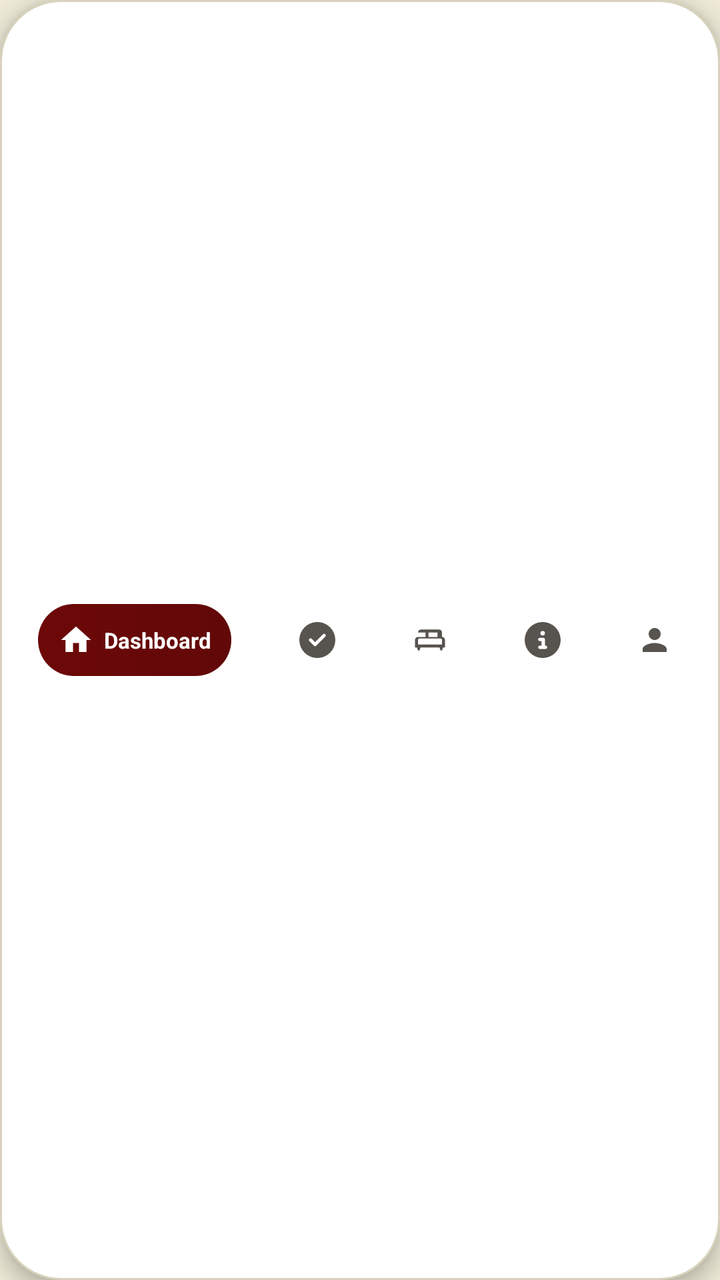
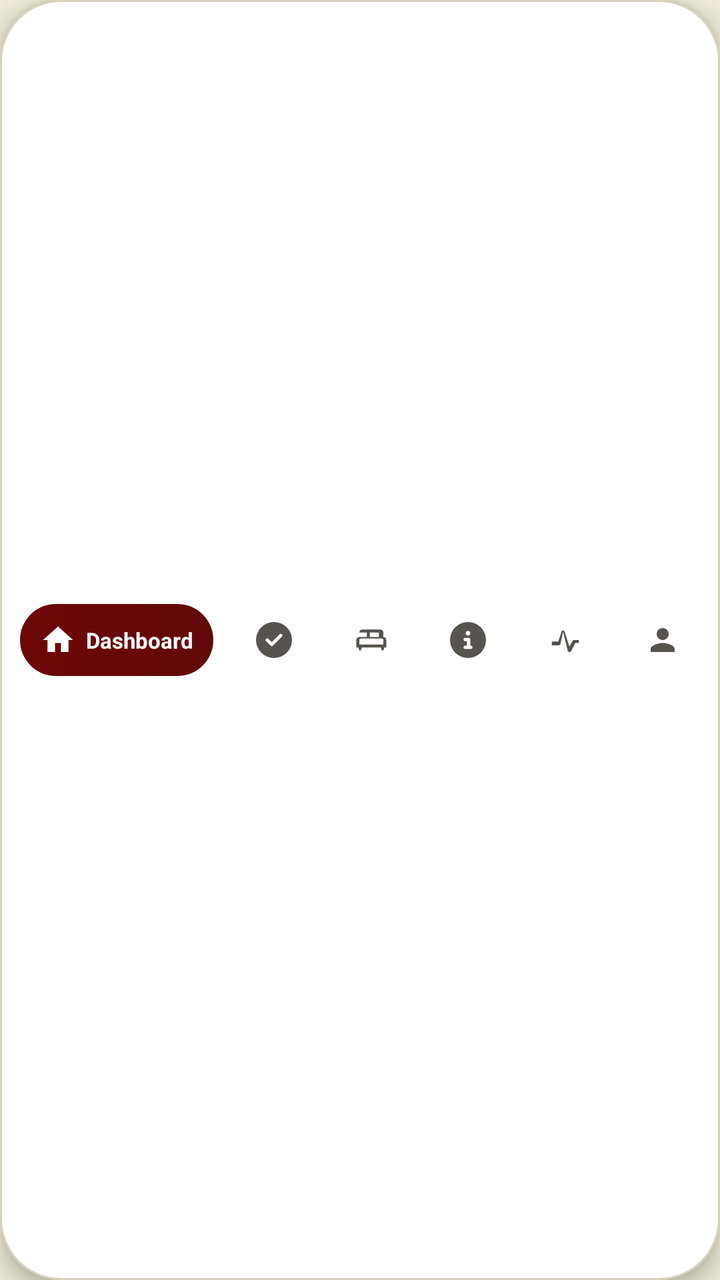

Before-and-after screenshots of an Android layout around one commit, followed by the original layout XML and the change that was made.
<!-- AndroidManifest.xml: application theme Theme.CariKostKita -->
<!-- res/layout/view_admin_bottom_nav.xml -->
<?xml version="1.0" encoding="utf-8"?>
<FrameLayout xmlns:android="http://schemas.android.com/apk/res/android"
    xmlns:app="http://schemas.android.com/apk/res-auto"
    android:layout_width="match_parent"
    android:layout_height="54dp"
    android:background="@drawable/bg_floating_bottom_nav"
    android:elevation="6dp"
    android:outlineProvider="background"
    android:clipToOutline="true"
    android:clickable="true"
    android:focusable="true">

    <LinearLayout
        android:id="@+id/nav_admin_container"
        android:layout_width="match_parent"
        android:layout_height="match_parent"
        android:baselineAligned="false"
        android:gravity="center_vertical"
        android:orientation="horizontal"
        android:paddingHorizontal="4dp">

        
        <FrameLayout
            android:id="@+id/tab_admin_nav_dashboard"
            android:layout_width="0dp"
            android:layout_height="match_parent"
            android:layout_weight="1.8"
            android:background="?attr/selectableItemBackgroundBorderless"
            android:clickable="true"
            android:focusable="true">

            <LinearLayout
                android:id="@+id/pill_admin_dashboard"
                android:layout_width="wrap_content"
                android:layout_height="36dp"
                android:layout_gravity="center"
                android:background="@drawable/bg_nav_pill_active"
                android:gravity="center"
                android:orientation="horizontal"
                android:paddingHorizontal="10dp">

                <ImageView
                    android:id="@+id/iv_admin_nav_dashboard"
                    android:layout_width="18dp"
                    android:layout_height="18dp"
                    android:contentDescription="Dashboard"
                    android:src="@drawable/ic_nav_home"
                    app:tint="@color/white" />

                <TextView
                    android:id="@+id/tv_admin_nav_dashboard"
                    android:layout_width="wrap_content"
                    android:layout_height="wrap_content"
                    android:layout_marginStart="5dp"
                    android:ellipsize="end"
                    android:maxLines="1"
                    android:text="Dashboard"
                    android:textColor="@color/white"
                    android:textSize="11sp"
                    android:textStyle="bold"
                    android:visibility="visible" />
            </LinearLayout>
        </FrameLayout>

        
        <FrameLayout
            android:id="@+id/tab_admin_nav_verif"
            android:layout_width="0dp"
            android:layout_height="match_parent"
            android:layout_weight="0.8"
            android:background="?attr/selectableItemBackgroundBorderless"
            android:clickable="true"
            android:focusable="true">

            <LinearLayout
                android:id="@+id/pill_admin_verif"
                android:layout_width="wrap_content"
                android:layout_height="36dp"
                android:layout_gravity="center"
                android:gravity="center"
                android:orientation="horizontal"
                android:paddingHorizontal="10dp">

                <FrameLayout
                    android:layout_width="wrap_content"
                    android:layout_height="wrap_content">

                    <ImageView
                        android:id="@+id/iv_admin_nav_verif"
                        android:layout_width="18dp"
                        android:layout_height="18dp"
                        android:contentDescription="Verifikasi"
                        android:src="@drawable/ic_verified"
                        app:tint="@color/text_secondary" />

                    <View
                        android:id="@+id/badge_unread_admin_verif"
                        android:layout_width="7dp"
                        android:layout_height="7dp"
                        android:layout_gravity="top|end"
                        android:background="@drawable/bg_dot_active"
                        android:visibility="gone" />
                </FrameLayout>

                <TextView
                    android:id="@+id/tv_admin_nav_verif"
                    android:layout_width="wrap_content"
                    android:layout_height="wrap_content"
                    android:layout_marginStart="5dp"
                    android:ellipsize="end"
                    android:maxLines="1"
                    android:text="Verifikasi"
                    android:textColor="@color/text_secondary"
                    android:textSize="11sp"
                    android:textStyle="bold"
                    android:visibility="gone" />
            </LinearLayout>
        </FrameLayout>

        
        <FrameLayout
            android:id="@+id/tab_admin_nav_data"
            android:layout_width="0dp"
            android:layout_height="match_parent"
            android:layout_weight="0.8"
            android:background="?attr/selectableItemBackgroundBorderless"
            android:clickable="true"
            android:focusable="true">

            <LinearLayout
                android:id="@+id/pill_admin_data"
                android:layout_width="wrap_content"
                android:layout_height="36dp"
                android:layout_gravity="center"
                android:gravity="center"
                android:orientation="horizontal"
                android:paddingHorizontal="10dp">

                <ImageView
                    android:id="@+id/iv_admin_nav_data"
                    android:layout_width="18dp"
                    android:layout_height="18dp"
                    android:contentDescription="Data Master"
                    android:src="@drawable/ic_bed"
                    app:tint="@color/text_secondary" />

                <TextView
                    android:id="@+id/tv_admin_nav_data"
                    android:layout_width="wrap_content"
                    android:layout_height="wrap_content"
                    android:layout_marginStart="5dp"
                    android:ellipsize="end"
                    android:maxLines="1"
                    android:text="Data Kost"
                    android:textColor="@color/text_secondary"
                    android:textSize="11sp"
                    android:textStyle="bold"
                    android:visibility="gone" />
            </LinearLayout>
        </FrameLayout>

        
        <FrameLayout
            android:id="@+id/tab_admin_nav_laporan"
            android:layout_width="0dp"
            android:layout_height="match_parent"
            android:layout_weight="0.8"
            android:background="?attr/selectableItemBackgroundBorderless"
            android:clickable="true"
            android:focusable="true">

            <LinearLayout
                android:id="@+id/pill_admin_laporan"
                android:layout_width="wrap_content"
                android:layout_height="36dp"
                android:layout_gravity="center"
                android:gravity="center"
                android:orientation="horizontal"
                android:paddingHorizontal="10dp">

                <ImageView
                    android:id="@+id/iv_admin_nav_laporan"
                    android:layout_width="18dp"
                    android:layout_height="18dp"
                    android:contentDescription="Laporan"
                    android:src="@drawable/ic_info"
                    app:tint="@color/text_secondary" />

                <TextView
                    android:id="@+id/tv_admin_nav_laporan"
                    android:layout_width="wrap_content"
                    android:layout_height="wrap_content"
                    android:layout_marginStart="5dp"
                    android:ellipsize="end"
                    android:maxLines="1"
                    android:text="Laporan"
                    android:textColor="@color/text_secondary"
                    android:textSize="11sp"
                    android:textStyle="bold"
                    android:visibility="gone" />
            </LinearLayout>
        </FrameLayout>

        
        <FrameLayout
            android:id="@+id/tab_admin_nav_profil"
            android:layout_width="0dp"
            android:layout_height="match_parent"
            android:layout_weight="0.8"
            android:background="?attr/selectableItemBackgroundBorderless"
            android:clickable="true"
            android:focusable="true">

            <LinearLayout
                android:id="@+id/pill_admin_profil"
                android:layout_width="wrap_content"
                android:layout_height="36dp"
                android:layout_gravity="center"
                android:gravity="center"
                android:orientation="horizontal"
                android:paddingHorizontal="10dp">

                <ImageView
                    android:id="@+id/iv_admin_nav_profil"
                    android:layout_width="18dp"
                    android:layout_height="18dp"
                    android:contentDescription="Profil Admin"
                    android:src="@drawable/ic_nav_profile"
                    app:tint="@color/text_secondary" />

                <TextView
                    android:id="@+id/tv_admin_nav_profil"
                    android:layout_width="wrap_content"
                    android:layout_height="wrap_content"
                    android:layout_marginStart="5dp"
                    android:ellipsize="end"
                    android:maxLines="1"
                    android:text="Profil"
                    android:textColor="@color/text_secondary"
                    android:textSize="11sp"
                    android:textStyle="bold"
                    android:visibility="gone" />
            </LinearLayout>
        </FrameLayout>

    </LinearLayout>

</FrameLayout>
<!-- resources referenced by this layout -->
<resources>
  <color name="text_secondary">#57534E</color>
  <color name="white">#FFFFFF</color>
  <!-- drawable bg_dot_active (drawable) -->
  <?xml version="1.0" encoding="utf-8"?>
  <shape xmlns:android="http://schemas.android.com/apk/res/android"
      android:shape="rectangle">
      <solid android:color="@color/primary" />
      <corners android:radius="4dp" />
  </shape>
  <!-- drawable bg_floating_bottom_nav (drawable) -->
  <?xml version="1.0" encoding="utf-8"?>
  <shape xmlns:android="http://schemas.android.com/apk/res/android"
      android:shape="rectangle">
      <solid android:color="@color/surface" />
      <corners android:radius="30dp" />
      <stroke
          android:width="1dp"
          android:color="@color/border_subtle" />
  </shape>
  <!-- drawable bg_nav_pill_active (drawable) -->
  <?xml version="1.0" encoding="utf-8"?>
  <shape xmlns:android="http://schemas.android.com/apk/res/android"
      android:shape="rectangle">
      <gradient
          android:angle="0"
          android:startColor="@color/primary_pill_start"
          android:endColor="@color/primary_pill_end" />
      <corners android:radius="22dp" />
  </shape>
  <!-- drawable ic_nav_home (drawable) -->
  <vector xmlns:android="http://schemas.android.com/apk/res/android"
      android:width="24dp"
      android:height="24dp"
      android:viewportWidth="24"
      android:viewportHeight="24">
      <path
          android:fillColor="@color/text_primary"
          android:pathData="M10,20v-6h4v6h5v-8h3L12,3 2,12h3v8z"/>
  </vector>
  <!-- drawable ic_nav_profile (drawable) -->
  <vector xmlns:android="http://schemas.android.com/apk/res/android"
      android:width="24dp"
      android:height="24dp"
      android:viewportWidth="24"
      android:viewportHeight="24">
      <path
          android:fillColor="@color/text_primary"
          android:pathData="M12,12c2.21,0 4,-1.79 4,-4s-1.79,-4 -4,-4 -4,1.79 -4,4 1.79,4 4,4zm0,2c-2.67,0 -8,1.34 -8,4v2h16v-2c0,-2.66 -5.33,-4 -8,-4z"/>
  </vector>
  <!-- drawable ic_verified (drawable) -->
  <vector xmlns:android="http://schemas.android.com/apk/res/android"
      android:width="24dp"
      android:height="24dp"
      android:viewportWidth="512"
      android:viewportHeight="512">
      <path
          android:fillColor="@color/primary"
          android:pathData="M256,512A256,256 0,1 0,256 0a256,256 0,1 0,0 512zM369,209L241,337c-9.4,9.4 -24.6,9.4 -33.9,0l-64,-64c-9.4,-9.4 -9.4,-24.6 0,-33.9s24.6,-9.4 33.9,0l47,47L335,175c9.4,-9.4 24.6,-9.4 33.9,0s9.4,24.6 0,33.9z"/>
  </vector>
  <color name="primary">#6D0808</color>
  <color name="surface">#FFFFFF</color>
  <color name="border_subtle">#D8D2BC</color>
  <color name="primary_pill_start">#6D0808</color>
  <color name="primary_pill_end">#620808</color>
  <color name="text_primary">#1C1917</color>
  <color name="primary_dark">#620808</color>
  <color name="on_primary">#EEEAD7</color>
  <color name="primary_soft">#F4EFE0</color>
  <color name="background">#EEEAD7</color>
  <color name="border">#D8D2BC</color>
  <!-- unchanged entries left out for length: 3 -->
</resources>

<!-- the commit's change to res/layout/view_admin_bottom_nav.xml (unified diff, before → after) -->
@@ -203,6 +203,48 @@
 
         
         <FrameLayout
+            android:id="@+id/tab_admin_nav_log"
+            android:layout_width="0dp"
+            android:layout_height="match_parent"
+            android:layout_weight="0.8"
+            android:background="?attr/selectableItemBackgroundBorderless"
+            android:clickable="true"
+            android:focusable="true">
+
+            <LinearLayout
+                android:id="@+id/pill_admin_log"
+                android:layout_width="wrap_content"
+                android:layout_height="36dp"
+                android:layout_gravity="center"
+                android:gravity="center"
+                android:orientation="horizontal"
+                android:paddingHorizontal="10dp">
+
+                <ImageView
+                    android:id="@+id/iv_admin_nav_log"
+                    android:layout_width="18dp"
+                    android:layout_height="18dp"
+                    android:contentDescription="Log Audit"
+                    android:src="@drawable/ic_activity"
+                    app:tint="@color/text_secondary" />
+
+                <TextView
+                    android:id="@+id/tv_admin_nav_log"
+                    android:layout_width="wrap_content"
+                    android:layout_height="wrap_content"
+                    android:layout_marginStart="5dp"
+                    android:ellipsize="end"
+                    android:maxLines="1"
+                    android:text="Log"
+                    android:textColor="@color/text_secondary"
+                    android:textSize="11sp"
+                    android:textStyle="bold"
+                    android:visibility="gone" />
+            </LinearLayout>
+        </FrameLayout>
+
+        
+        <FrameLayout
             android:id="@+id/tab_admin_nav_profil"
             android:layout_width="0dp"
             android:layout_height="match_parent"
<!-- resource entries referenced after the edit -->
@@ -29,6 +29,16 @@
           android:endColor="@color/primary_pill_end" />
       <corners android:radius="22dp" />
   </shape>
+  <!-- drawable ic_activity (drawable) -->
+  <vector xmlns:android="http://schemas.android.com/apk/res/android"
+      android:width="24dp"
+      android:height="24dp"
+      android:viewportWidth="24"
+      android:viewportHeight="24">
+      <path
+          android:fillColor="@color/text_primary"
+          android:pathData="M3,13h4.28l2.22,-6.66c0.32,-0.96 1.68,-0.96 2,0L14.72,16.5l1.78,-3.5c0.23,-0.6 0.81,-1 1.45,-1H21v2h-2.38l-2.62,5.24c-0.34,0.68 -1.21,0.95 -1.89,0.61 -0.19,-0.09 -0.35,-0.24 -0.47,-0.41L10.5,6.5 8.78,14.5c-0.21,0.63 -0.79,1.05 -1.45,1.05H3v-2.55z"/>
+  </vector>
   <!-- drawable ic_nav_home (drawable) -->
   <vector xmlns:android="http://schemas.android.com/apk/res/android"
       android:width="24dp"
